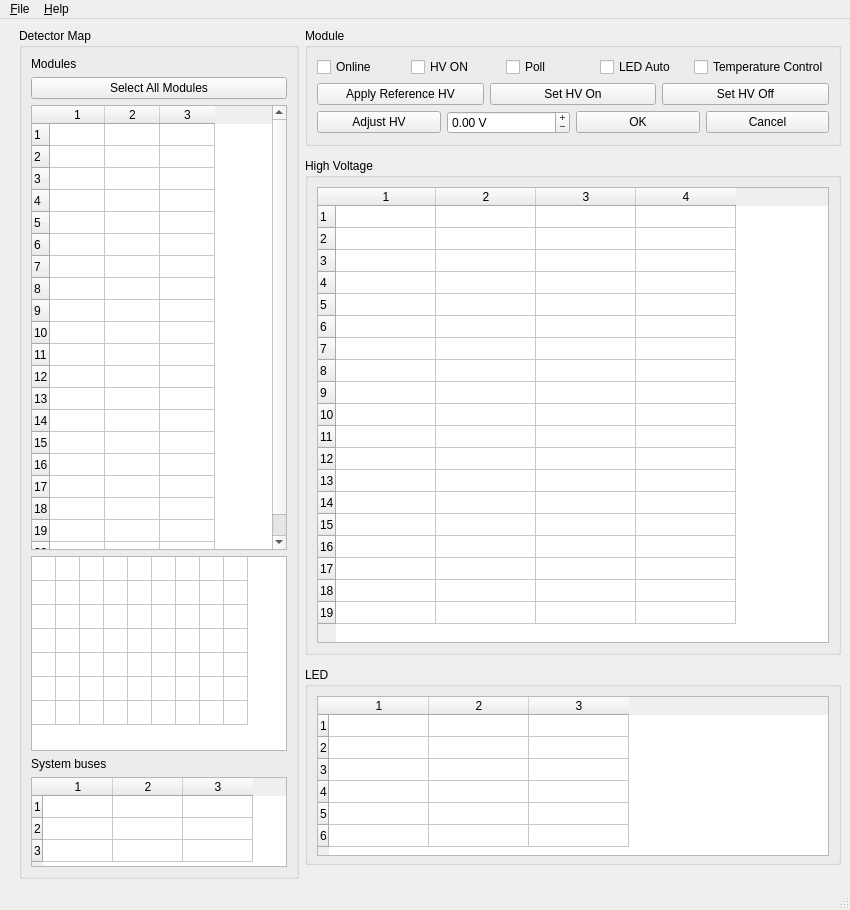
The window that main.ui (sultanmusin/pyslow) describes before a commit, drawn with Qt 5.
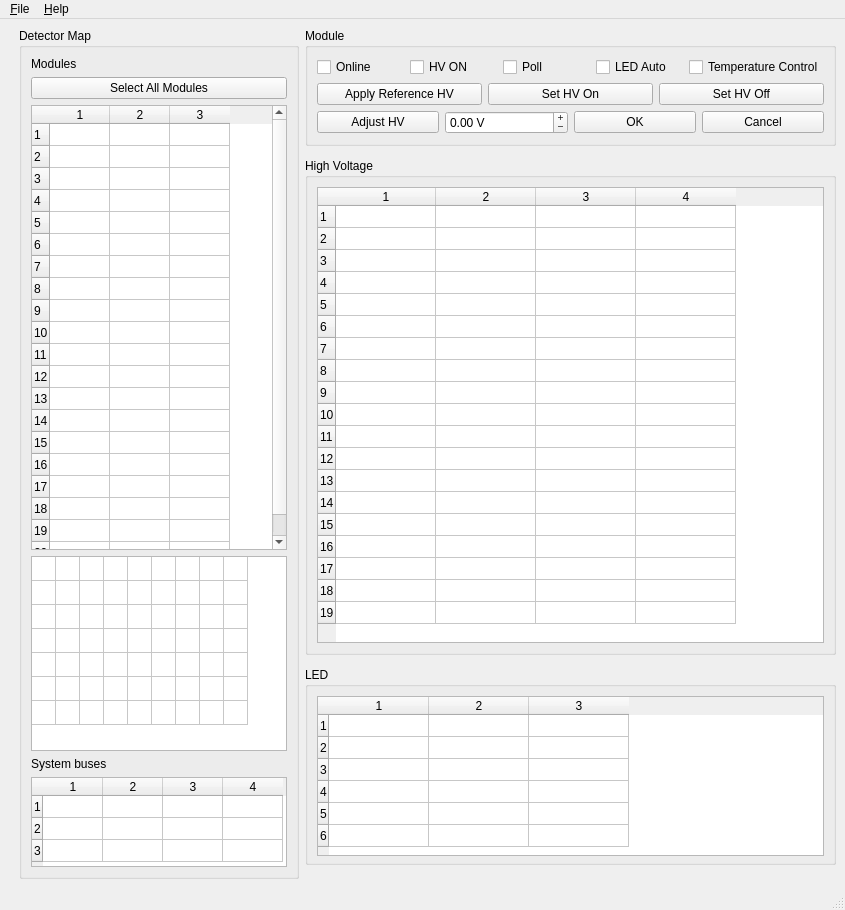
The same window after the commit.

Patch:
```diff
--- a/main.ui
+++ b/main.ui
@@ -6,7 +6,7 @@
    <rect>
     <x>0</x>
     <y>0</y>
-    <width>850</width>
+    <width>845</width>
     <height>910</height>
    </rect>
   </property>
@@ -108,7 +108,7 @@
           <number>3</number>
          </property>
          <attribute name="horizontalHeaderDefaultSectionSize">
-          <number>55</number>
+          <number>60</number>
          </attribute>
          <attribute name="verticalHeaderMinimumSectionSize">
           <number>22</number>
@@ -237,10 +237,10 @@
           <number>3</number>
          </property>
          <property name="columnCount">
-          <number>3</number>
+          <number>4</number>
          </property>
          <attribute name="horizontalHeaderDefaultSectionSize">
-          <number>70</number>
+          <number>60</number>
          </attribute>
          <attribute name="verticalHeaderMinimumSectionSize">
           <number>22</number>
@@ -254,6 +254,7 @@
          <column/>
          <column/>
          <column/>
+         <column/>
         </widget>
        </item>
       </layout>
@@ -595,7 +596,7 @@
     <rect>
      <x>0</x>
      <y>0</y>
-     <width>850</width>
+     <width>845</width>
      <height>20</height>
     </rect>
    </property>
```
Left out of the diff: 8 changed lines with no effect on the pictures.
